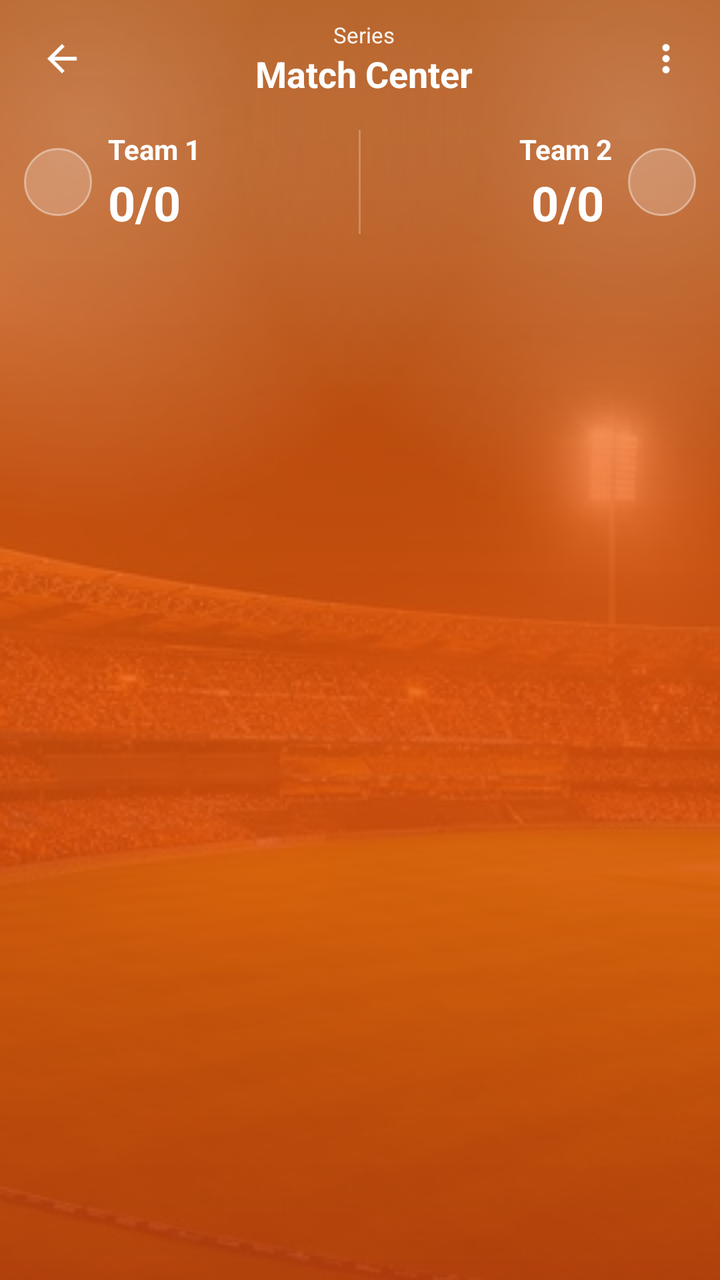
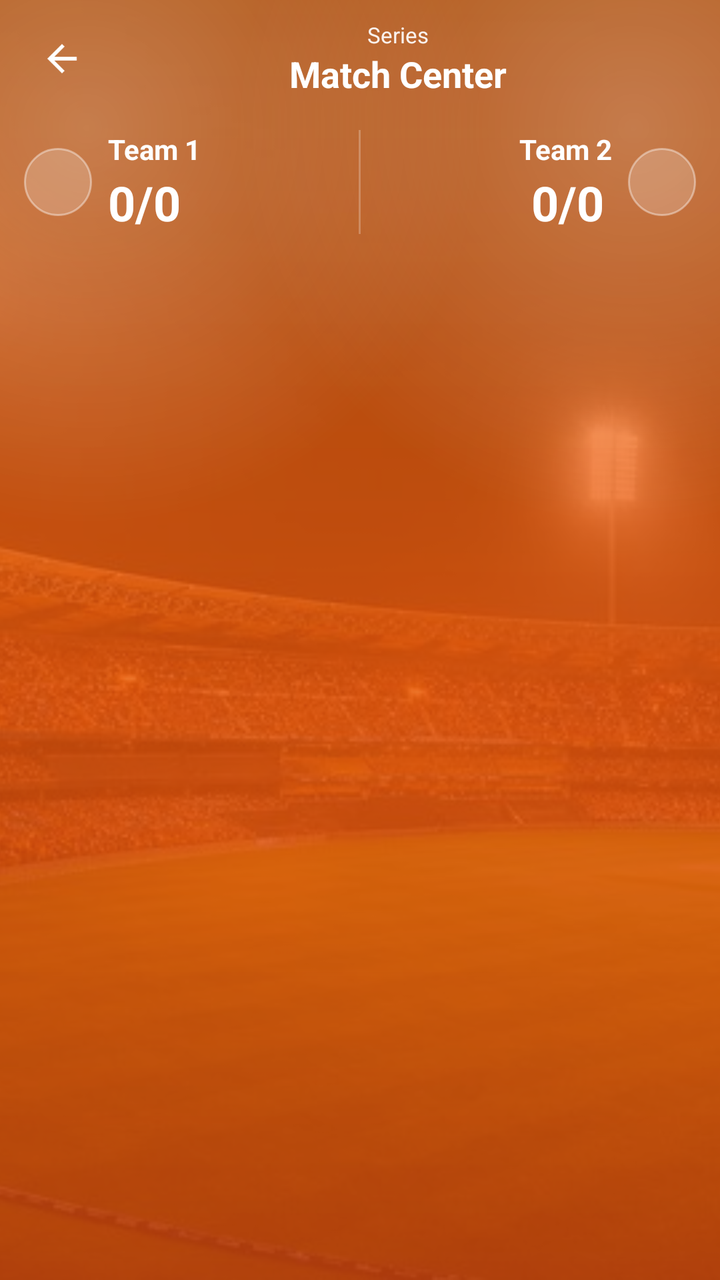

Before-and-after screenshots of an Android layout around one commit, followed by the original layout XML and the change that was made.
<!-- AndroidManifest.xml: activity theme AppTheme -->
<!-- res/layout/activity_match_center.xml -->
<?xml version="1.0" encoding="utf-8"?>
<LinearLayout xmlns:android="http://schemas.android.com/apk/res/android"
    android:id="@+id/mc_root"
    android:layout_width="match_parent"
    android:layout_height="match_parent"
    android:orientation="vertical"
    android:background="@color/cmp_surface_alt">

    
    <FrameLayout
        android:id="@+id/mc_header"
        android:layout_width="match_parent"
        android:layout_height="wrap_content">

        <ImageView
            android:id="@+id/mc_hero_bg"
            android:layout_width="match_parent"
            android:layout_height="match_parent"
            android:scaleType="centerCrop"
            android:contentDescription="@null"
            android:importantForAccessibility="no"
            android:src="@drawable/bg_cmp_stadium_photo" />

        <View
            android:layout_width="match_parent"
            android:layout_height="match_parent"
            android:background="@drawable/bg_cmp_hero_overlay" />

        <LinearLayout
            android:id="@+id/mc_header_content"
            android:layout_width="match_parent"
            android:layout_height="wrap_content"
            android:orientation="vertical"
            android:paddingStart="12dp"
            android:paddingEnd="12dp"
            android:paddingTop="10dp"
            android:paddingBottom="16dp">

        
        <LinearLayout
            android:layout_width="match_parent"
            android:layout_height="wrap_content"
            android:orientation="horizontal"
            android:gravity="center_vertical">

            <ImageView
                android:id="@+id/mc_back"
                android:layout_width="38dp"
                android:layout_height="38dp"
                android:padding="8dp"
                android:contentDescription="Back"
                android:src="@drawable/ic_arrowwhite_back" />

            <LinearLayout
                android:layout_width="0dp"
                android:layout_height="wrap_content"
                android:layout_weight="1"
                android:orientation="vertical"
                android:gravity="center">

                <TextView
                    android:id="@+id/mc_series"
                    android:layout_width="wrap_content"
                    android:layout_height="wrap_content"
                    android:maxLines="1"
                    android:ellipsize="end"
                    android:gravity="center"
                    android:text="Series"
                    android:textColor="#FFFFFF"
                    android:textSize="11sp"
                    android:alpha="0.92" />

                <TextView
                    android:id="@+id/mc_title"
                    android:layout_width="wrap_content"
                    android:layout_height="wrap_content"
                    android:maxLines="1"
                    android:ellipsize="end"
                    android:gravity="center"
                    android:text="Match Center"
                    android:textColor="#FFFFFF"
                    android:textSize="18sp"
                    android:textStyle="bold" />
            </LinearLayout>

            
            <LinearLayout
                android:id="@+id/mc_live_badge"
                android:layout_width="wrap_content"
                android:layout_height="wrap_content"
                android:orientation="horizontal"
                android:gravity="center_vertical"
                android:background="@drawable/bg_cmp_live_badge"
                android:paddingStart="8dp"
                android:paddingEnd="9dp"
                android:paddingTop="4dp"
                android:paddingBottom="4dp"
                android:visibility="gone">

                <View
                    android:layout_width="6dp"
                    android:layout_height="6dp"
                    android:layout_marginEnd="5dp"
                    android:background="@drawable/bg_cmp_live_dot" />

                <TextView
                    android:layout_width="wrap_content"
                    android:layout_height="wrap_content"
                    android:includeFontPadding="false"
                    android:letterSpacing="0.12"
                    android:text="LIVE"
                    android:textColor="#FFFFFF"
                    android:textSize="11sp"
                    android:textStyle="bold" />
            </LinearLayout>

            <ImageView
                android:id="@+id/mc_overflow"
                android:layout_width="30dp"
                android:layout_height="30dp"
                android:layout_marginStart="4dp"
                android:padding="4dp"
                android:contentDescription="More"
                android:src="@drawable/ic_cmp_more" />
        </LinearLayout>

        
        <LinearLayout
            android:layout_width="match_parent"
            android:layout_height="wrap_content"
            android:orientation="horizontal"
            android:gravity="center_vertical"
            android:layout_marginTop="16dp">

            
            <LinearLayout
                android:layout_width="0dp"
                android:layout_height="wrap_content"
                android:layout_weight="1"
                android:orientation="horizontal"
                android:gravity="center_vertical">

                <ImageView
                    android:id="@+id/mc_team1_flag"
                    android:layout_width="34dp"
                    android:layout_height="34dp"
                    android:layout_marginEnd="8dp"
                    android:scaleType="centerCrop"
                    android:background="@drawable/bg_cmp_flag_circle"
                    android:contentDescription="Team 1 flag" />

                <LinearLayout
                    android:layout_width="0dp"
                    android:layout_height="wrap_content"
                    android:layout_weight="1"
                    android:orientation="vertical">

                    <TextView
                        android:id="@+id/mc_team1_name"
                        android:layout_width="match_parent"
                        android:layout_height="wrap_content"
                        android:maxLines="1"
                        android:ellipsize="end"
                        android:text="Team 1"
                        android:textColor="#FFFFFF"
                        android:textSize="14sp"
                        android:textStyle="bold" />

                    <LinearLayout
                        android:layout_width="match_parent"
                        android:layout_height="wrap_content"
                        android:orientation="horizontal"
                        android:gravity="bottom"
                        android:layout_marginTop="1dp">

                        <TextView
                            android:id="@+id/mc_team1_score"
                            android:layout_width="wrap_content"
                            android:layout_height="wrap_content"
                            android:text="0/0"
                            android:textColor="#FFFFFF"
                            android:textSize="24sp"
                            android:textStyle="bold" />

                        <TextView
                            android:id="@+id/mc_team1_overs"
                            android:layout_width="wrap_content"
                            android:layout_height="wrap_content"
                            android:layout_marginStart="4dp"
                            android:layout_marginBottom="3dp"
                            android:text=""
                            android:textColor="#FFFFFF"
                            android:alpha="0.88"
                            android:textSize="13sp" />
                    </LinearLayout>

                    <TextView
                        android:id="@+id/mc_team1_rr"
                        android:layout_width="match_parent"
                        android:layout_height="wrap_content"
                        android:text=""
                        android:textColor="#FFFFFF"
                        android:alpha="0.82"
                        android:textSize="12sp"
                        android:visibility="gone" />
                </LinearLayout>
            </LinearLayout>

            
            <FrameLayout
                android:layout_width="wrap_content"
                android:layout_height="match_parent"
                android:layout_marginStart="6dp"
                android:layout_marginEnd="6dp">

                <View
                    android:layout_width="1dp"
                    android:layout_height="52dp"
                    android:layout_gravity="center_horizontal"
                    android:background="#3DFFFFFF" />

                <LinearLayout
                    android:layout_width="wrap_content"
                    android:layout_height="wrap_content"
                    android:layout_gravity="center"
                    android:orientation="vertical"
                    android:gravity="center">

                    
                    <LinearLayout
                        android:id="@+id/mc_center_live"
                        android:layout_width="wrap_content"
                        android:layout_height="wrap_content"
                        android:orientation="horizontal"
                        android:gravity="center_vertical"
                        android:background="@drawable/bg_cmp_live_center"
                        android:paddingStart="7dp"
                        android:paddingEnd="8dp"
                        android:paddingTop="3dp"
                        android:paddingBottom="3dp"
                        android:visibility="gone">

                        <View
                            android:layout_width="5dp"
                            android:layout_height="5dp"
                            android:layout_marginEnd="4dp"
                            android:background="@drawable/bg_cmp_live_dot" />

                        <TextView
                            android:layout_width="wrap_content"
                            android:layout_height="wrap_content"
                            android:includeFontPadding="false"
                            android:letterSpacing="0.12"
                            android:text="LIVE"
                            android:textColor="#FFFFFF"
                            android:textSize="10sp"
                            android:textStyle="bold" />
                    </LinearLayout>

                    <TextView
                        android:id="@+id/mc_center_sub"
                        android:layout_width="wrap_content"
                        android:layout_height="wrap_content"
                        android:layout_marginTop="3dp"
                        android:text=""
                        android:textColor="#FFFFFF"
                        android:alpha="0.9"
                        android:textSize="10sp"
                        android:textStyle="bold"
                        android:visibility="gone" />
                </LinearLayout>
            </FrameLayout>

            
            <LinearLayout
                android:layout_width="0dp"
                android:layout_height="wrap_content"
                android:layout_weight="1"
                android:orientation="horizontal"
                android:gravity="center_vertical">

                <LinearLayout
                    android:layout_width="0dp"
                    android:layout_height="wrap_content"
                    android:layout_weight="1"
                    android:orientation="vertical">

                    <TextView
                        android:id="@+id/mc_team2_name"
                        android:layout_width="match_parent"
                        android:layout_height="wrap_content"
                        android:maxLines="1"
                        android:ellipsize="end"
                        android:gravity="end"
                        android:text="Team 2"
                        android:textColor="#FFFFFF"
                        android:textSize="14sp"
                        android:textStyle="bold" />

                    <LinearLayout
                        android:layout_width="match_parent"
                        android:layout_height="wrap_content"
                        android:orientation="horizontal"
                        android:gravity="bottom|end"
                        android:layout_marginTop="1dp">

                        <TextView
                            android:id="@+id/mc_team2_score"
                            android:layout_width="wrap_content"
                            android:layout_height="wrap_content"
                            android:text="0/0"
                            android:textColor="#FFFFFF"
                            android:textSize="24sp"
                            android:textStyle="bold" />

                        <TextView
                            android:id="@+id/mc_team2_overs"
                            android:layout_width="wrap_content"
                            android:layout_height="wrap_content"
                            android:layout_marginStart="4dp"
                            android:layout_marginBottom="3dp"
                            android:text=""
                            android:textColor="#FFFFFF"
                            android:alpha="0.88"
                            android:textSize="13sp" />
                    </LinearLayout>

                    <TextView
                        android:id="@+id/mc_team2_rr"
                        android:layout_width="match_parent"
                        android:layout_height="wrap_content"
                        android:gravity="end"
                        android:text=""
                        android:textColor="#FFFFFF"
                        android:alpha="0.82"
                        android:textSize="12sp"
                        android:visibility="gone" />
                </LinearLayout>

                <ImageView
                    android:id="@+id/mc_team2_flag"
                    android:layout_width="34dp"
                    android:layout_height="34dp"
                    android:layout_marginStart="8dp"
                    android:scaleType="centerCrop"
                    android:background="@drawable/bg_cmp_flag_circle"
                    android:contentDescription="Team 2 flag" />
            </LinearLayout>
        </LinearLayout>

        
        <TextView
            android:id="@+id/mc_equation"
            android:layout_width="match_parent"
            android:layout_height="wrap_content"
            android:layout_marginTop="14dp"
            android:background="@drawable/bg_cmp_equation_pill"
            android:paddingStart="16dp"
            android:paddingEnd="16dp"
            android:paddingTop="9dp"
            android:paddingBottom="9dp"
            android:gravity="center"
            android:maxLines="2"
            android:ellipsize="end"
            android:text=""
            android:textColor="#FFFFFF"
            android:textSize="13sp"
            android:textStyle="bold"
            android:visibility="gone" />
        </LinearLayout>
    </FrameLayout>

    
    <LinearLayout
        android:layout_width="match_parent"
        android:layout_height="wrap_content"
        android:orientation="horizontal"
        android:background="@color/cmp_surface">

        <LinearLayout
            android:layout_width="0dp"
            android:layout_height="wrap_content"
            android:layout_weight="1"
            android:orientation="vertical">

            <TextView
                android:id="@+id/tab_live"
                android:layout_width="match_parent"
                android:layout_height="wrap_content"
                android:gravity="center"
                android:paddingTop="14dp"
                android:paddingBottom="11dp"
                android:text="Live"
                android:textSize="14sp"
                android:textStyle="bold"
                android:textColor="@color/cmp_text_secondary" />

            <View
                android:id="@+id/tab_live_indicator"
                android:layout_width="52dp"
                android:layout_height="3dp"
                android:layout_gravity="center_horizontal"
                android:background="@drawable/bg_cmp_tab_indicator" />
        </LinearLayout>

        <LinearLayout
            android:layout_width="0dp"
            android:layout_height="wrap_content"
            android:layout_weight="1"
            android:orientation="vertical">

            <TextView
                android:id="@+id/tab_scorecard"
                android:layout_width="match_parent"
                android:layout_height="wrap_content"
                android:gravity="center"
                android:paddingTop="14dp"
                android:paddingBottom="11dp"
                android:text="Scorecard"
                android:textSize="14sp"
                android:textStyle="bold"
                android:textColor="@color/cmp_text_secondary" />

            <View
                android:id="@+id/tab_scorecard_indicator"
                android:layout_width="52dp"
                android:layout_height="3dp"
                android:layout_gravity="center_horizontal"
                android:background="@drawable/bg_cmp_tab_indicator"
                android:visibility="invisible" />
        </LinearLayout>
    </LinearLayout>

    <View
        android:layout_width="match_parent"
        android:layout_height="1dp"
        android:background="@color/cmp_border" />

    <ScrollView
        android:id="@+id/mc_scroll"
        android:layout_width="match_parent"
        android:layout_height="0dp"
        android:layout_weight="1"
        android:clipToPadding="false"
        android:fillViewport="true">

        <FrameLayout
            android:layout_width="match_parent"
            android:layout_height="wrap_content"
            android:padding="14dp">

            
            <LinearLayout
                android:id="@+id/content_live"
                android:layout_width="match_parent"
                android:layout_height="wrap_content"
                android:orientation="vertical">

                <LinearLayout
                    android:id="@+id/live_dynamic"
                    android:layout_width="match_parent"
                    android:layout_height="wrap_content"
                    android:orientation="vertical" />
            </LinearLayout>

            
            <LinearLayout
                android:id="@+id/content_scorecard"
                android:layout_width="match_parent"
                android:layout_height="wrap_content"
                android:orientation="vertical"
                android:visibility="gone" />

            
            <LinearLayout
                android:id="@+id/content_placeholder"
                android:layout_width="match_parent"
                android:layout_height="wrap_content"
                android:orientation="vertical"
                android:gravity="center_horizontal"
                android:paddingTop="48dp"
                android:visibility="gone">

                <ImageView
                    android:layout_width="48dp"
                    android:layout_height="48dp"
                    android:alpha="0.5"
                    android:src="@drawable/ic_cmp_expand"
                    android:tint="@color/cmp_text_secondary" />

                <TextView
                    android:id="@+id/placeholder_title"
                    android:layout_width="wrap_content"
                    android:layout_height="wrap_content"
                    android:layout_marginTop="12dp"
                    android:text="Scorecard"
                    android:textColor="@color/cmp_text_primary"
                    android:textSize="16sp"
                    android:textStyle="bold" />

                <TextView
                    android:id="@+id/placeholder_message"
                    android:layout_width="match_parent"
                    android:layout_height="wrap_content"
                    android:layout_marginTop="6dp"
                    android:gravity="center"
                    android:text="Detailed data will appear here once available for this match."
                    android:textColor="@color/cmp_text_secondary"
                    android:textSize="13sp" />
            </LinearLayout>
        </FrameLayout>
    </ScrollView>
</LinearLayout>
<!-- resources referenced by this layout -->
<resources>
  <color name="cmp_border">#E5E7EB</color>
  <color name="cmp_surface">#FFFFFF</color>
  <color name="cmp_surface_alt">#F5F7FB</color>
  <color name="cmp_text_primary">#111827</color>
  <color name="cmp_text_secondary">#6B7280</color>
  <!-- drawable bg_cmp_equation_pill (drawable) -->
  <?xml version="1.0" encoding="utf-8"?>
  <shape xmlns:android="http://schemas.android.com/apk/res/android" android:shape="rectangle">
      <solid android:color="#26FFFFFF" />
      <corners android:radius="22dp" />
      <stroke android:width="1dp" android:color="#33FFFFFF" />
  </shape>
  <!-- drawable bg_cmp_flag_circle (drawable) -->
  <?xml version="1.0" encoding="utf-8"?>
  <shape xmlns:android="http://schemas.android.com/apk/res/android"
      android:shape="oval">
      <solid android:color="#33FFFFFF" />
      <stroke
          android:width="1dp"
          android:color="#66FFFFFF" />
  </shape>
  <!-- drawable bg_cmp_live_badge (drawable) -->
  <?xml version="1.0" encoding="utf-8"?>
  <shape xmlns:android="http://schemas.android.com/apk/res/android"
      android:shape="rectangle">
      <solid android:color="@color/cmp_live_red" />
      <corners android:radius="999dp" />
  </shape>
  <!-- drawable bg_cmp_live_center (drawable) -->
  <?xml version="1.0" encoding="utf-8"?>
  <shape xmlns:android="http://schemas.android.com/apk/res/android"
      android:shape="rectangle">
      <solid android:color="@color/cmp_live_red" />
      <corners android:radius="999dp" />
  </shape>
  <!-- drawable bg_cmp_live_dot (drawable) -->
  <?xml version="1.0" encoding="utf-8"?>
  <shape xmlns:android="http://schemas.android.com/apk/res/android"
      android:shape="oval">
      <solid android:color="#FFFFFF" />
      <size
          android:width="6dp"
          android:height="6dp" />
  </shape>
  <!-- drawable bg_cmp_tab_indicator (drawable) -->
  <?xml version="1.0" encoding="utf-8"?>
  <shape xmlns:android="http://schemas.android.com/apk/res/android" android:shape="rectangle">
      <solid android:color="@color/cmp_brand_orange" />
      <corners
          android:topLeftRadius="3dp"
          android:topRightRadius="3dp" />
  </shape>
  <!-- drawable ic_arrowwhite_back (drawable) -->
  <vector android:height="24dp" android:tint="#FFFFFF"
      android:viewportHeight="24.0" android:viewportWidth="24.0"
      android:width="24dp" xmlns:android="http://schemas.android.com/apk/res/android">
      <path android:fillColor="#FFFFFF" android:pathData="M20,11H7.83l5.59,-5.59L12,4l-8,8 8,8 1.41,-1.41L7.83,13H20v-2z"/>
  </vector>
  <!-- drawable ic_cmp_expand (drawable) -->
  <vector xmlns:android="http://schemas.android.com/apk/res/android"
      android:width="20dp"
      android:height="20dp"
      android:viewportWidth="24"
      android:viewportHeight="24"
      android:tint="#FFFFFF">
      <path
          android:fillColor="#FFFFFF"
          android:pathData="M7,14L5,14v5h5v-2L7,17v-3zM5,10h2L7,7h3L10,5L5,5v5zM17,17h-3v2h5v-5h-2v3zM14,5v2h3v3h2L19,5h-5z" />
  </vector>
  <!-- drawable ic_cmp_more (drawable) -->
  <?xml version="1.0" encoding="utf-8"?>
  <vector xmlns:android="http://schemas.android.com/apk/res/android"
      android:width="24dp"
      android:height="24dp"
      android:viewportWidth="24"
      android:viewportHeight="24"
      android:tint="#FFFFFF">
      <path
          android:fillColor="#FFFFFF"
          android:pathData="M12,8A2,2 0 1,0 12,4A2,2 0 1,0 12,8ZM12,14A2,2 0 1,0 12,10A2,2 0 1,0 12,14ZM12,20A2,2 0 1,0 12,16A2,2 0 1,0 12,20Z" />
  </vector>
  <color name="cmp_live_red">#E11900</color>
  <color name="cmp_brand_orange">#EF4923</color>
  <color name="brand_orange">#EF4923</color>
  <color name="whitewithblack">#FFFFFF</color>
  <color name="text_color_primary">#000000</color>
  <color name="colorTextSecondary">#656565</color>
  <color name="whitesren">#E4E4E4</color>
  <!-- unchanged entries left out for length: 3 -->
</resources>

<!-- the commit's change to res/layout/activity_match_center.xml (unified diff, before → after) -->
@@ -113,15 +113,6 @@
                     android:textSize="11sp"
                     android:textStyle="bold" />
             </LinearLayout>
-
-            <ImageView
-                android:id="@+id/mc_overflow"
-                android:layout_width="30dp"
-                android:layout_height="30dp"
-                android:layout_marginStart="4dp"
-                android:padding="4dp"
-                android:contentDescription="More"
-                android:src="@drawable/ic_cmp_more" />
         </LinearLayout>
 
         
@@ -371,65 +362,52 @@
     </FrameLayout>
 
     
-    <LinearLayout
+    <FrameLayout
+        android:id="@+id/mc_tab_bar"
         android:layout_width="match_parent"
         android:layout_height="wrap_content"
-        android:orientation="horizontal"
         android:background="@color/cmp_surface">
 
         <LinearLayout
-            android:layout_width="0dp"
-            android:layout_height="wrap_content"
-            android:layout_weight="1"
-            android:orientation="vertical">
+            android:id="@+id/mc_tab_row"
+            android:layout_width="match_parent"
+            android:layout_height="wrap_content"
+            android:orientation="horizontal">
 
             <TextView
                 android:id="@+id/tab_live"
-                android:layout_width="match_parent"
-                android:layout_height="wrap_content"
+                android:layout_width="0dp"
+                android:layout_height="wrap_content"
+                android:layout_weight="1"
                 android:gravity="center"
                 android:paddingTop="14dp"
-                android:paddingBottom="11dp"
+                android:paddingBottom="14dp"
                 android:text="Live"
                 android:textSize="14sp"
                 android:textStyle="bold"
                 android:textColor="@color/cmp_text_secondary" />
 
-            <View
-                android:id="@+id/tab_live_indicator"
-                android:layout_width="52dp"
-                android:layout_height="3dp"
-                android:layout_gravity="center_horizontal"
-                android:background="@drawable/bg_cmp_tab_indicator" />
-        </LinearLayout>
-
-        <LinearLayout
-            android:layout_width="0dp"
-            android:layout_height="wrap_content"
-            android:layout_weight="1"
-            android:orientation="vertical">
-
             <TextView
                 android:id="@+id/tab_scorecard"
-                android:layout_width="match_parent"
-                android:layout_height="wrap_content"
+                android:layout_width="0dp"
+                android:layout_height="wrap_content"
+                android:layout_weight="1"
                 android:gravity="center"
                 android:paddingTop="14dp"
-                android:paddingBottom="11dp"
+                android:paddingBottom="14dp"
                 android:text="Scorecard"
                 android:textSize="14sp"
                 android:textStyle="bold"
                 android:textColor="@color/cmp_text_secondary" />
-
-            <View
-                android:id="@+id/tab_scorecard_indicator"
-                android:layout_width="52dp"
-                android:layout_height="3dp"
-                android:layout_gravity="center_horizontal"
-                android:background="@drawable/bg_cmp_tab_indicator"
-                android:visibility="invisible" />
         </LinearLayout>
-    </LinearLayout>
+
+        <View
+            android:id="@+id/tab_indicator"
+            android:layout_width="56dp"
+            android:layout_height="3dp"
+            android:layout_gravity="bottom|start"
+            android:background="@drawable/bg_cmp_tab_indicator" />
+    </FrameLayout>
 
     <View
         android:layout_width="match_parent"
@@ -445,9 +423,14 @@
         android:fillViewport="true">
 
         <FrameLayout
-            android:layout_width="match_parent"
-            android:layout_height="wrap_content"
-            android:padding="14dp">
+            android:id="@+id/mc_tab_content"
+            android:layout_width="match_parent"
+            android:layout_height="wrap_content"
+            android:clipChildren="false"
+            android:paddingStart="12dp"
+            android:paddingEnd="12dp"
+            android:paddingTop="12dp"
+            android:paddingBottom="16dp">
 
             
             <LinearLayout
<!-- resource entries referenced after the edit -->
@@ -69,18 +69,6 @@
           android:fillColor="#FFFFFF"
           android:pathData="M7,14L5,14v5h5v-2L7,17v-3zM5,10h2L7,7h3L10,5L5,5v5zM17,17h-3v2h5v-5h-2v3zM14,5v2h3v3h2L19,5h-5z" />
   </vector>
-  <!-- drawable ic_cmp_more (drawable) -->
-  <?xml version="1.0" encoding="utf-8"?>
-  <vector xmlns:android="http://schemas.android.com/apk/res/android"
-      android:width="24dp"
-      android:height="24dp"
-      android:viewportWidth="24"
-      android:viewportHeight="24"
-      android:tint="#FFFFFF">
-      <path
-          android:fillColor="#FFFFFF"
-          android:pathData="M12,8A2,2 0 1,0 12,4A2,2 0 1,0 12,8ZM12,14A2,2 0 1,0 12,10A2,2 0 1,0 12,14ZM12,20A2,2 0 1,0 12,16A2,2 0 1,0 12,20Z" />
-  </vector>
   <color name="cmp_live_red">#E11900</color>
   <color name="cmp_brand_orange">#EF4923</color>
   <color name="brand_orange">#EF4923</color>
